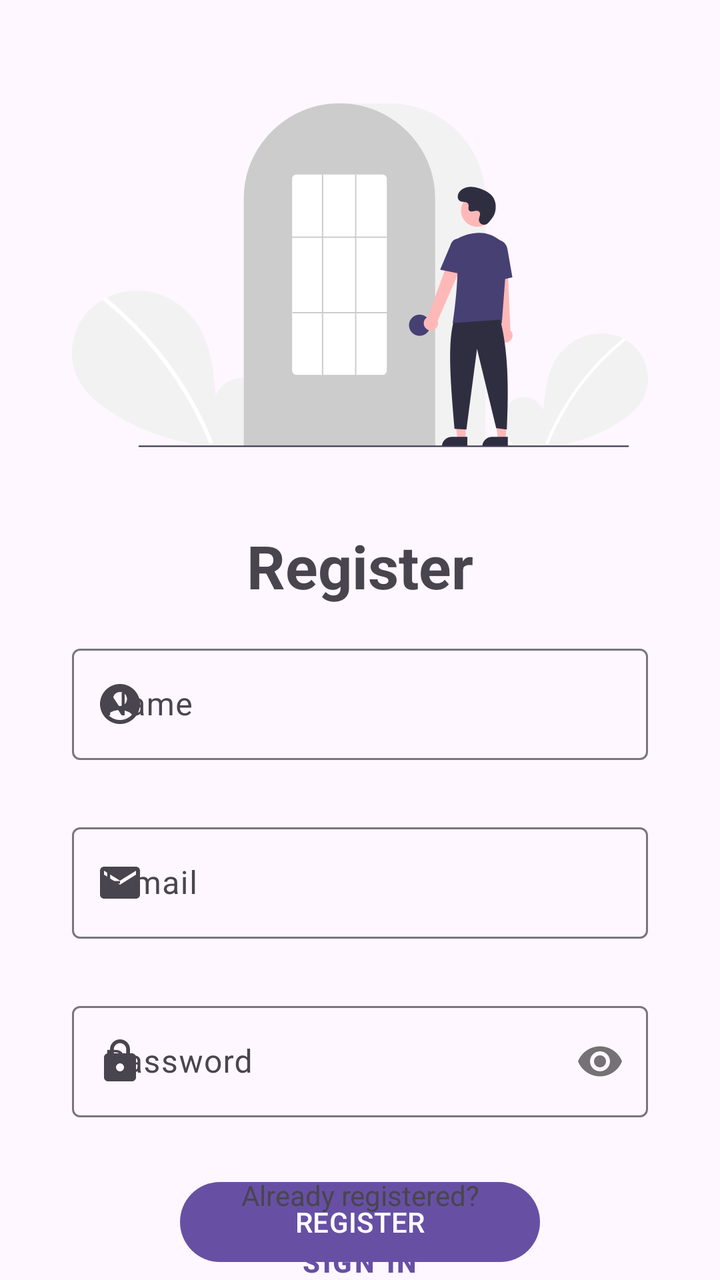
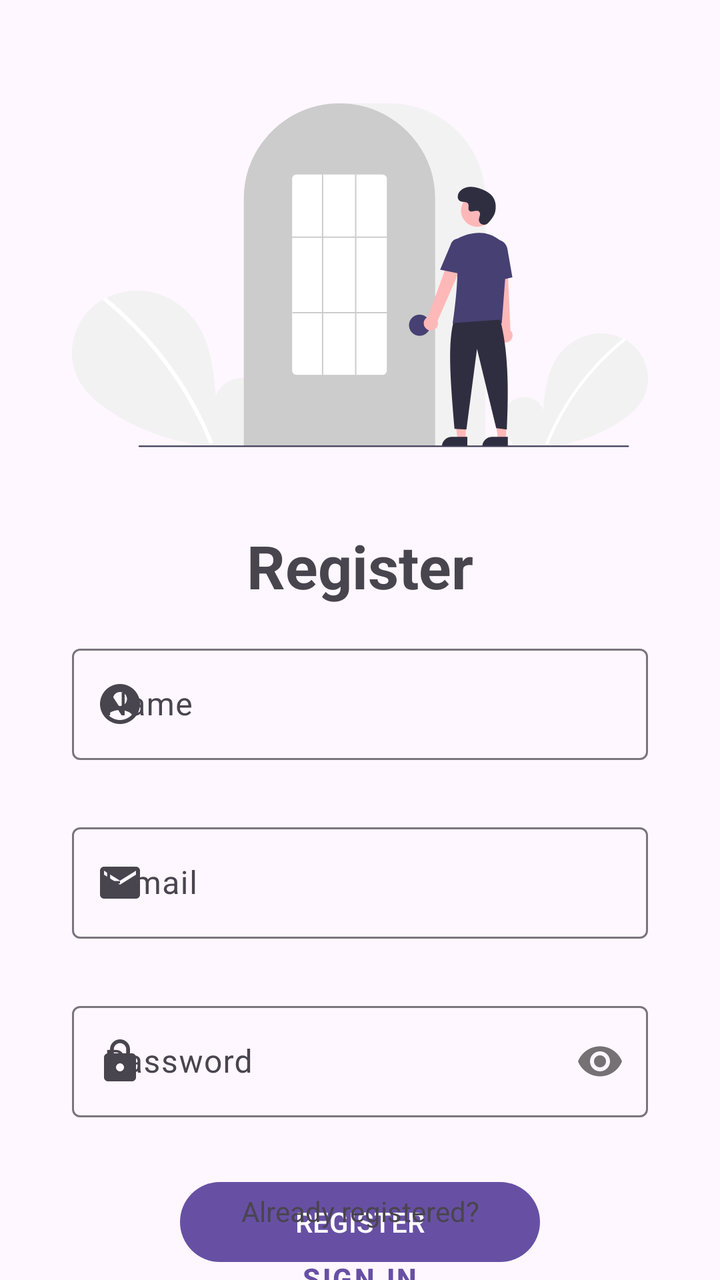

The first picture is an Android layout as it rendered before a commit; the second is the same layout after the commit. The layout source and the unified diff follow.
<!-- AndroidManifest.xml: application theme Theme.Foodalchemy -->
<!-- res/layout/fragment_registration.xml -->
<?xml version="1.0" encoding="utf-8"?>
<androidx.constraintlayout.widget.ConstraintLayout xmlns:android="http://schemas.android.com/apk/res/android"
    xmlns:app="http://schemas.android.com/apk/res-auto"
    xmlns:tools="http://schemas.android.com/tools"
    android:layout_width="match_parent"
    android:layout_height="match_parent"
    tools:context=".ui.AuthActivity">

    <ImageView
        android:id="@+id/imageView2"
        android:layout_width="0dp"
        android:layout_height="250dp"
        android:contentDescription="@string/sign_up_image"
        android:src="@drawable/undraw_login_re_4vu2"
        app:layout_constraintBottom_toTopOf="@+id/textview_register"
        app:layout_constraintEnd_toStartOf="@+id/guideline6"
        app:layout_constraintStart_toStartOf="@+id/guideline5"
        app:layout_constraintTop_toTopOf="@+id/guideline17" />

    <TextView
        android:id="@+id/textview_register"
        android:layout_width="wrap_content"
        android:layout_height="wrap_content"
        android:text="@string/register_textview"
        android:textAlignment="center"
        android:textSize="30sp"
        android:textStyle="bold"
        app:layout_constraintBottom_toTopOf="@+id/text_input_layout_name"
        app:layout_constraintEnd_toStartOf="@+id/guideline6"
        app:layout_constraintStart_toStartOf="@+id/guideline5"
        app:layout_constraintTop_toBottomOf="@+id/imageView2" />

    <androidx.constraintlayout.widget.Guideline
        android:id="@+id/guideline5"
        android:layout_width="wrap_content"
        android:layout_height="wrap_content"
        android:orientation="vertical"
        app:layout_constraintGuide_percent="0.10" />

    <androidx.constraintlayout.widget.Guideline
        android:id="@+id/guideline6"
        android:layout_width="0dp"
        android:layout_height="wrap_content"
        android:layout_marginEnd="32dp"
        android:orientation="vertical"
        app:layout_constraintEnd_toEndOf="parent"
        app:layout_constraintGuide_percent="0.90" />

    <com.google.android.material.textfield.TextInputLayout
        android:id="@+id/text_input_layout_email"
        android:layout_width="0dp"
        android:layout_height="wrap_content"
        android:layout_marginBottom="8dp"
        app:endIconMode="clear_text"
        app:errorEnabled="true"
        app:layout_constraintBottom_toTopOf="@+id/text_input_layout_password"
        app:layout_constraintEnd_toStartOf="@+id/guideline6"
        app:layout_constraintStart_toStartOf="@+id/guideline5"
        app:layout_constraintTop_toBottomOf="@+id/text_input_layout_name"
        app:startIconDrawable="@drawable/baseline_email_24">

        <com.google.android.material.textfield.TextInputEditText
            android:id="@+id/text_input_edit_text_email"
            android:layout_width="match_parent"
            android:layout_height="wrap_content"
            android:hint="@string/email_hint"
            android:inputType="textEmailAddress" />
    </com.google.android.material.textfield.TextInputLayout>

    <com.google.android.material.textfield.TextInputLayout
        android:id="@+id/text_input_layout_password"
        android:layout_width="0dp"
        android:layout_height="wrap_content"
        android:layout_marginBottom="24dp"
        app:errorEnabled="true"
        app:layout_constraintBottom_toTopOf="@+id/button_register"
        app:layout_constraintEnd_toStartOf="@+id/guideline6"
        app:layout_constraintStart_toStartOf="@+id/guideline5"
        app:layout_constraintTop_toBottomOf="@+id/text_input_layout_email"
        app:passwordToggleEnabled="true"
        app:startIconDrawable="@drawable/baseline_lock_24">

        <com.google.android.material.textfield.TextInputEditText
            android:id="@+id/text_input_edit_text_password"
            android:layout_width="match_parent"
            android:layout_height="wrap_content"
            android:hint="@string/password_hint"
            android:inputType="textPassword" />
    </com.google.android.material.textfield.TextInputLayout>

    <com.google.android.material.textfield.TextInputLayout
        android:id="@+id/text_input_layout_name"
        android:layout_width="0dp"
        android:layout_height="wrap_content"
        android:layout_marginTop="16dp"
        android:layout_marginBottom="8dp"
        app:endIconMode="clear_text"
        app:errorEnabled="true"
        app:layout_constraintBottom_toTopOf="@+id/text_input_layout_email"
        app:layout_constraintEnd_toStartOf="@+id/guideline6"
        app:layout_constraintStart_toStartOf="@+id/guideline5"
        app:layout_constraintTop_toBottomOf="@+id/textview_register"
        app:startIconDrawable="@drawable/baseline_account_circle_24">

        <com.google.android.material.textfield.TextInputEditText
            android:id="@+id/text_input_edit_text_name"
            android:layout_width="match_parent"
            android:layout_height="wrap_content"
            android:hint="@string/name_hint" />
    </com.google.android.material.textfield.TextInputLayout>

    <Button
        android:id="@+id/button_register"
        style="@style/Widget.Material3.Button"
        android:layout_width="0dp"
        android:layout_height="wrap_content"
        android:layout_marginTop="8dp"
        android:text="@string/register_button"
        android:textSize="14sp"
        app:layout_constraintEnd_toStartOf="@+id/guideline9"
        app:layout_constraintStart_toStartOf="@+id/guideline8"
        app:layout_constraintTop_toBottomOf="@+id/text_input_layout_password" />

    <androidx.constraintlayout.widget.Guideline
        android:id="@+id/guideline8"
        android:layout_width="wrap_content"
        android:layout_height="wrap_content"
        android:orientation="vertical"
        app:layout_constraintGuide_percent="0.25" />

    <androidx.constraintlayout.widget.Guideline
        android:id="@+id/guideline9"
        android:layout_width="wrap_content"
        android:layout_height="wrap_content"
        android:orientation="vertical"
        app:layout_constraintGuide_percent="0.75" />

    <TextView
        android:id="@+id/textview_already_register"
        android:layout_width="wrap_content"
        android:layout_height="wrap_content"
        android:text="@string/register_textview2"
        android:textSize="14sp"
        app:layout_constraintBottom_toTopOf="@+id/button_signin"
        app:layout_constraintEnd_toStartOf="@+id/guideline9"
        app:layout_constraintStart_toStartOf="@+id/guideline8"
        app:layout_constraintTop_toBottomOf="@+id/button_register" />

    <Button
        android:id="@+id/button_signin"
        style="@style/Widget.MaterialComponents.Button.TextButton"
        android:layout_width="wrap_content"
        android:layout_height="wrap_content"
        android:text="@string/sign_in_button"
        android:textStyle="bold"
        app:layout_constraintBottom_toTopOf="@+id/guideline18"
        app:layout_constraintEnd_toStartOf="@+id/guideline9"
        app:layout_constraintHorizontal_bias="0.495"
        app:layout_constraintStart_toStartOf="@+id/guideline8"
        app:layout_constraintTop_toBottomOf="@+id/textview_already_register" />

    <androidx.constraintlayout.widget.Guideline
        android:id="@+id/guideline17"
        android:layout_width="wrap_content"
        android:layout_height="wrap_content"
        android:orientation="horizontal"
        app:layout_constraintGuide_percent="0.02" />

    <androidx.constraintlayout.widget.Guideline
        android:id="@+id/guideline18"
        android:layout_width="wrap_content"
        android:layout_height="wrap_content"
        android:orientation="horizontal"
        app:layout_constraintGuide_percent="0.95" />

</androidx.constraintlayout.widget.ConstraintLayout>
<!-- resources referenced by this layout -->
<resources>
  <!-- drawable baseline_account_circle_24 (drawable) -->
  <vector android:height="24dp" android:tint="#000000"
      android:viewportHeight="24" android:viewportWidth="24"
      android:width="24dp" xmlns:android="http://schemas.android.com/apk/res/android">
      <path android:fillColor="@android:color/white" android:pathData="M12,2C6.48,2 2,6.48 2,12s4.48,10 10,10s10,-4.48 10,-10S17.52,2 12,2zM12,6c1.93,0 3.5,1.57 3.5,3.5S13.93,13 12,13s-3.5,-1.57 -3.5,-3.5S10.07,6 12,6zM12,20c-2.03,0 -4.43,-0.82 -6.14,-2.88C7.55,15.8 9.68,15 12,15s4.45,0.8 6.14,2.12C16.43,19.18 14.03,20 12,20z"/>
  </vector>
  <!-- drawable baseline_email_24 (drawable) -->
  <vector android:height="24dp" android:tint="#000000"
      android:viewportHeight="24" android:viewportWidth="24"
      android:width="24dp" xmlns:android="http://schemas.android.com/apk/res/android">
      <path android:fillColor="@android:color/white" android:pathData="M20,4L4,4c-1.1,0 -1.99,0.9 -1.99,2L2,18c0,1.1 0.9,2 2,2h16c1.1,0 2,-0.9 2,-2L22,6c0,-1.1 -0.9,-2 -2,-2zM20,8l-8,5 -8,-5L4,6l8,5 8,-5v2z"/>
  </vector>
  <!-- drawable baseline_lock_24 (drawable) -->
  <vector android:height="24dp" android:tint="#000000"
      android:viewportHeight="24" android:viewportWidth="24"
      android:width="24dp" xmlns:android="http://schemas.android.com/apk/res/android">
      <path android:fillColor="@android:color/white" android:pathData="M18,8h-1L17,6c0,-2.76 -2.24,-5 -5,-5S7,3.24 7,6v2L6,8c-1.1,0 -2,0.9 -2,2v10c0,1.1 0.9,2 2,2h12c1.1,0 2,-0.9 2,-2L20,10c0,-1.1 -0.9,-2 -2,-2zM12,17c-1.1,0 -2,-0.9 -2,-2s0.9,-2 2,-2 2,0.9 2,2 -0.9,2 -2,2zM15.1,8L8.9,8L8.9,6c0,-1.71 1.39,-3.1 3.1,-3.1 1.71,0 3.1,1.39 3.1,3.1v2z"/>
  </vector>
  <!-- drawable undraw_login_re_4vu2: vector/xml drawable (drawable, 5564 chars, omitted) -->
  <string name="email_hint">E-mail</string>
  <string name="name_hint">Name</string>
  <string name="password_hint">Password</string>
  <string name="register_button">REGISTER</string>
  <string name="register_textview">Register</string>
  <string name="register_textview2">Already registered?</string>
  <string name="sign_in_button">SIGN IN</string>
  <string name="sign_up_image">Signup Image</string>
  <style name="Theme.Foodalchemy" parent="Base.Theme.Foodalchemy" />
  <style name="Base.Theme.Foodalchemy" parent="Theme.Material3.DayNight.NoActionBar">
          
          
      </style>
</resources>

<!-- the commit's change to res/layout/fragment_registration.xml (unified diff, before → after) -->
@@ -139,6 +139,7 @@
         android:id="@+id/textview_already_register"
         android:layout_width="wrap_content"
         android:layout_height="wrap_content"
+        android:layout_marginTop="16dp"
         android:text="@string/register_textview2"
         android:textSize="14sp"
         app:layout_constraintBottom_toTopOf="@+id/button_signin"
